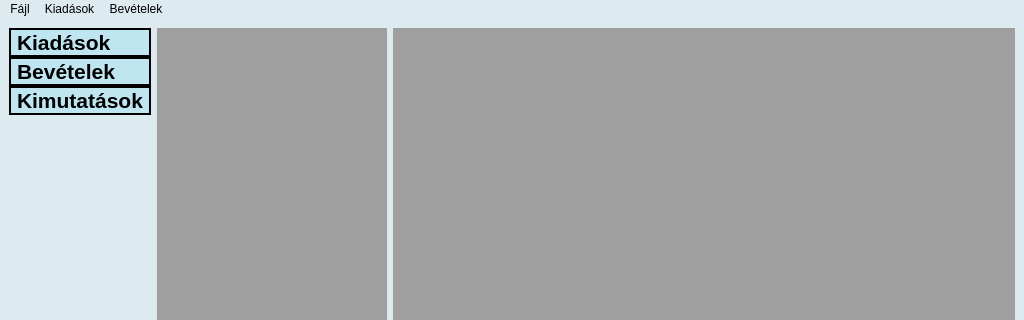
DannyFreecs/FamilyBudgetSimple, file FamilyFinancies/mainwindow.ui: the form before one commit; both pictures show x 0 to 1024 and y 0 to 320 of the 1024 by 600 pixel window.
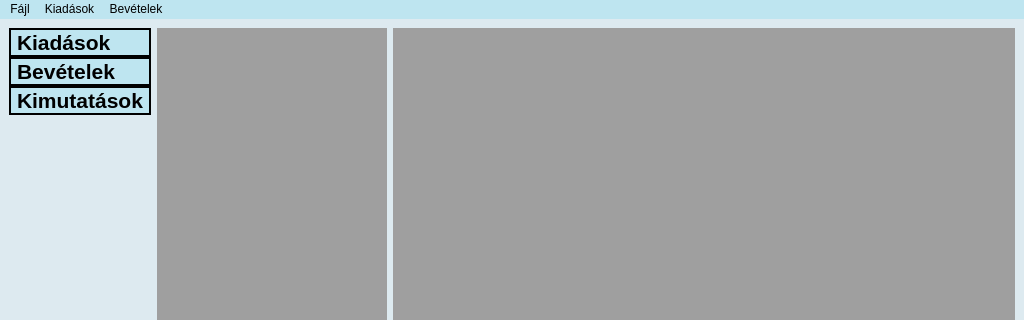
The form after the commit. Icons and pictures are not drawn.

The edit to the form file:
```diff
--- a/FamilyFinancies/mainwindow.ui
+++ b/FamilyFinancies/mainwindow.ui
@@ -182,6 +182,9 @@
      <height>22</height>
     </rect>
    </property>
+   <property name="styleSheet">
+    <string notr="true">background-color: rgb(190, 229, 240);</string>
+   </property>
    <widget class="QMenu" name="menuFile">
     <property name="title">
      <string>Fájl</string>
```
Left out of the diff: 17 changed lines with no effect on the pictures.
